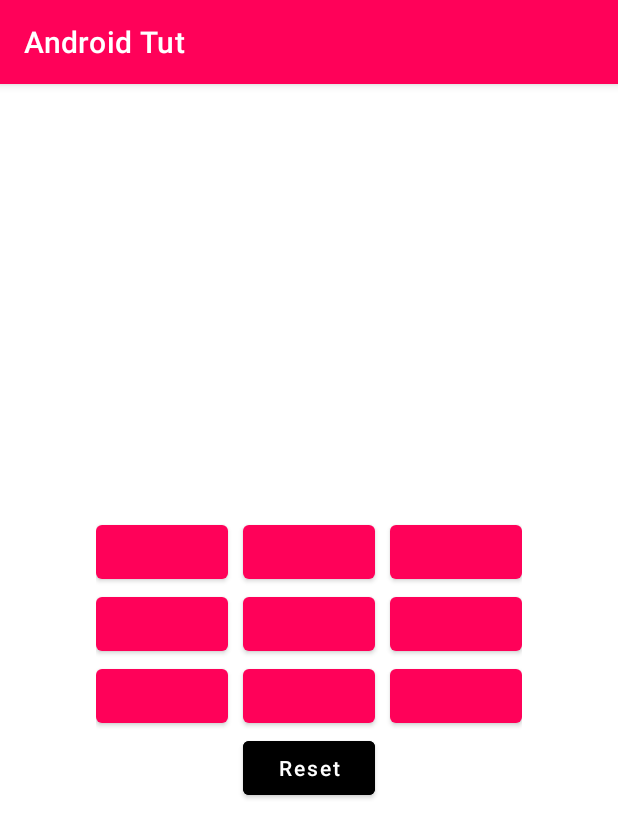
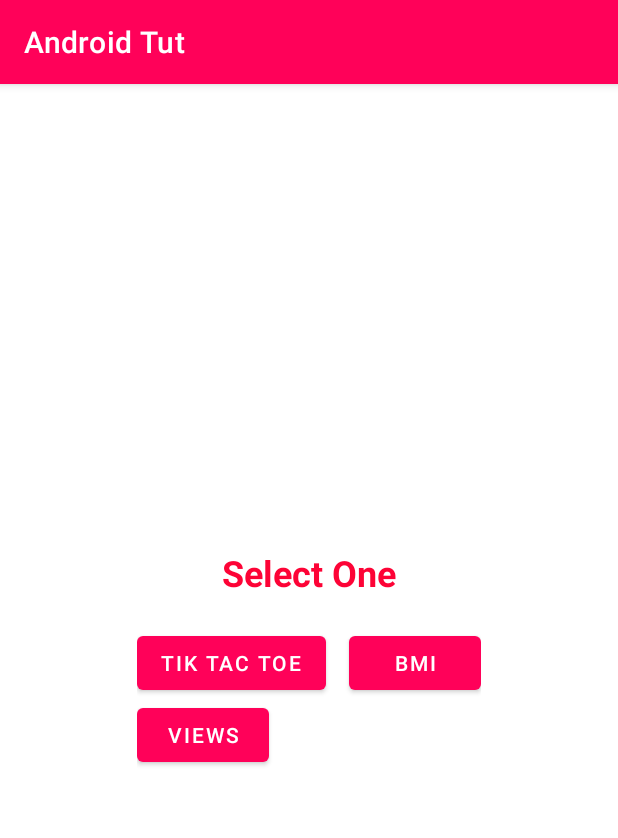
Before and after one commit to let-bibek/AndroidTut, an Android app: the screen it shows after launch (tiktactoe before the commit, intent_passing after it), on a phone screen of 412 x 824 dp. Shown: the top 838 px of the screen. Run offline under Robolectric (Android 15) with nearby library versions, the phone set to English and light mode, and no system bars.

Commit message:
intent passing

```diff
--- a/app/src/main/AndroidManifest.xml
+++ b/app/src/main/AndroidManifest.xml
@@ -13,7 +13,7 @@
         android:theme="@style/Theme.AndroidTut"
         tools:targetApi="31">
         <activity
-            android:name=".tiktactoe"
+            android:name=".intent_passing"
             android:exported="true">
             <intent-filter>
                 <action android:name="android.intent.action.MAIN" />
@@ -24,8 +24,10 @@
                 android:name="android.app.lib_name"
                 android:value="" />
         </activity>
+
+
         <activity
-            android:name=".BMICalculator"
+            android:name=".tiktactoe"
             android:exported="false">
 
 
@@ -33,6 +35,17 @@
                 android:name="android.app.lib_name"
                 android:value="" />
         </activity>
+
+
+        <activity
+            android:name=".BMICalculator"
+            android:exported="false">
+            <meta-data
+                android:name="android.app.lib_name"
+                android:value="" />
+        </activity>
+
+
         <activity
             android:name=".Views_tut"
             android:exported="false">
@@ -40,6 +53,8 @@
                 android:name="android.app.lib_name"
                 android:value="" />
         </activity>
+
+
         <activity
             android:name=".MainActivity"
             android:exported="false">
@@ -47,6 +62,8 @@
                 android:name="android.app.lib_name"
                 android:value="" />
         </activity>
+
+
     </application>
 
 </manifest>
--- /dev/null
+++ b/app/src/main/java/com/softdrax/androidtut/intent_passing.java
@@ -0,0 +1,54 @@
+package com.softdrax.androidtut;
+
+import androidx.appcompat.app.AppCompatActivity;
+
+import android.content.Intent;
+import android.os.Bundle;
+import android.view.View;
+import android.widget.Button;
+
+public class intent_passing extends AppCompatActivity {
+Button btnToTtt,btnToBmi,btnToViews;
+    @Override
+    protected void onCreate(Bundle savedInstanceState) {
+        super.onCreate(savedInstanceState);
+        setContentView(R.layout.activity_intent_passing);
+        nextIntent();
+    }
+
+    private void nextIntent() {
+        btnToTtt=findViewById(R.id.btnToTtt);
+        btnToBmi=findViewById(R.id.btnToBmi);
+        btnToViews=findViewById(R.id.btnToViews);
+
+
+//        executes on clicking button btnNextIntent
+        btnToTtt.setOnClickListener(new View.OnClickListener() {
+            @Override
+            public void onClick(View view) {
+//                intent constructor accepts the current activity class(intent_passing) and the next activity class(tiktactoe) where you want to navigate to
+                Intent nextIntent=new Intent(intent_passing.this,tiktactoe.class);
+
+                startActivity(nextIntent);
+            }
+        });
+
+//        bmi
+        btnToBmi.setOnClickListener(new View.OnClickListener() {
+            @Override
+            public void onClick(View view) {
+                Intent bmiIntent=new Intent(intent_passing.this,BMICalculator.class);
+                startActivity(bmiIntent);
+            }
+        });
+
+//        views
+        btnToViews.setOnClickListener(new View.OnClickListener() {
+            @Override
+            public void onClick(View view) {
+                Intent btnToViews=new Intent(intent_passing.this,Views_tut.class);
+                startActivity(btnToViews);
+            }
+        });
+    }
+}
--- /dev/null
+++ b/app/src/main/res/layout/activity_intent_passing.xml
@@ -0,0 +1,42 @@
+<?xml version="1.0" encoding="utf-8"?>
+<LinearLayout xmlns:android="http://schemas.android.com/apk/res/android"
+    xmlns:app="http://schemas.android.com/apk/res-auto"
+    xmlns:tools="http://schemas.android.com/tools"
+    android:layout_width="match_parent"
+    android:layout_height="match_parent"
+    tools:context=".intent_passing"
+    android:gravity="center"
+    android:orientation="vertical"
+    >
+    <TextView
+        android:id="@+id/tvNavToIntents"
+        android:layout_width="wrap_content"
+        android:layout_height="wrap_content"
+        android:text="@string/navToIntents"
+        android:textColor="@color/red"
+        android:textSize="24sp"
+        android:textStyle="bold"
+        android:layout_marginBottom="20dp"
+        />
+    <GridLayout
+        android:layout_width="wrap_content"
+        android:layout_height="wrap_content"
+        android:columnCount="2"
+        android:rowCount="3"
+        >
+        <Button
+            android:id="@+id/btnToTtt"
+            android:text="@string/btnToTtt"
+            android:layout_marginEnd="15dp"
+            />
+        <Button
+            android:id="@+id/btnToBmi"
+            android:text="@string/btnToBmi"
+            />
+        <Button
+            android:id="@+id/btnToViews"
+            android:text="@string/btnToViews"
+            />
+
+    </GridLayout>
+</LinearLayout>
--- a/app/src/main/res/values-night/themes.xml
+++ b/app/src/main/res/values-night/themes.xml
@@ -1,13 +1,13 @@
 <resources xmlns:tools="http://schemas.android.com/tools">
     <!-- Base application theme. -->
-    <style name="Theme.AndroidTut" parent="Theme.MaterialComponents.DayNight.DarkActionBar">
+    <style name="Theme.AndroidTut" parent="Theme.MaterialComponents.Light.DarkActionBar">
         <!-- Primary brand color. -->
-        <item name="colorPrimary">@color/purple_200</item>
-        <item name="colorPrimaryVariant">@color/red</item>
-        <item name="colorOnPrimary">#FFFFFF</item>
+        <item name="colorPrimary">#FF0159</item>
+        <item name="colorPrimaryVariant">#B3000F</item>
+        <item name="colorOnPrimary">@color/white</item>
         <!-- Secondary brand color. -->
-        <item name="colorSecondary">#C403A8DA</item>
-        <item name="colorSecondaryVariant">#037DDA</item>
+        <item name="colorSecondary">#2196F3</item>
+        <item name="colorSecondaryVariant">#016ABA</item>
         <item name="colorOnSecondary">#FFFFFF</item>
         <!-- Status bar color. -->
         <item name="android:statusBarColor">?attr/colorPrimaryVariant</item>
--- a/app/src/main/res/values/strings.xml
+++ b/app/src/main/res/values/strings.xml
@@ -12,4 +12,8 @@
     <string name="Calculate">Calculate BMI</string>
     <string name="result">Result :</string>
     <string name="reset">Reset</string>
+    <string name="btnToTtt">Tik Tac Toe</string>
+    <string name="btnToBmi">BMI</string>
+    <string name="btnToViews">Views</string>
+    <string name="navToIntents">Select One</string>
 </resources>
--- a/app/src/main/res/values/themes.xml
+++ b/app/src/main/res/values/themes.xml
@@ -1,6 +1,6 @@
 <resources xmlns:tools="http://schemas.android.com/tools">
     <!-- Base application theme. -->
-    <style name="Theme.AndroidTut" parent="Theme.MaterialComponents.DayNight.DarkActionBar">
+    <style name="Theme.AndroidTut" parent="Theme.MaterialComponents.Light.DarkActionBar">
         <!-- Primary brand color. -->
         <item name="colorPrimary">#FF0159</item>
         <item name="colorPrimaryVariant">#B3000F</item>
```
